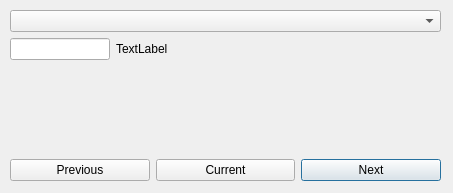
First picture: the form in gjko-plugin/dialogs/Ui_ManualCheck.ui, repository zanfire/qgis-utils, before the edit.
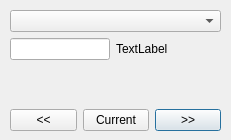
Second picture: the form after the edit.

The edit to the form file:
```diff
--- a/gjko-plugin/dialogs/Ui_ManualCheck.ui
+++ b/gjko-plugin/dialogs/Ui_ManualCheck.ui
@@ -6,8 +6,8 @@
    <rect>
     <x>0</x>
     <y>0</y>
-    <width>453</width>
-    <height>193</height>
+    <width>231</width>
+    <height>140</height>
    </rect>
   </property>
   <property name="windowTitle">
@@ -18,8 +18,8 @@
     <rect>
      <x>10</x>
      <y>10</y>
-     <width>431</width>
-     <height>171</height>
+     <width>211</width>
+     <height>121</height>
     </rect>
    </property>
    <layout class="QVBoxLayout" name="verticalLayout">
@@ -80,7 +80,7 @@
       <item>
        <widget class="QPushButton" name="previousButton">
         <property name="text">
-         <string>Previous</string>
+         <string>&lt;&lt;</string>
         </property>
         <property name="autoDefault">
          <bool>false</bool>
@@ -106,7 +106,7 @@
          <enum>Qt::TabFocus</enum>
         </property>
         <property name="text">
-         <string>Next</string>
+         <string>&gt;&gt;</string>
         </property>
         <property name="default">
          <bool>true</bool>
```
